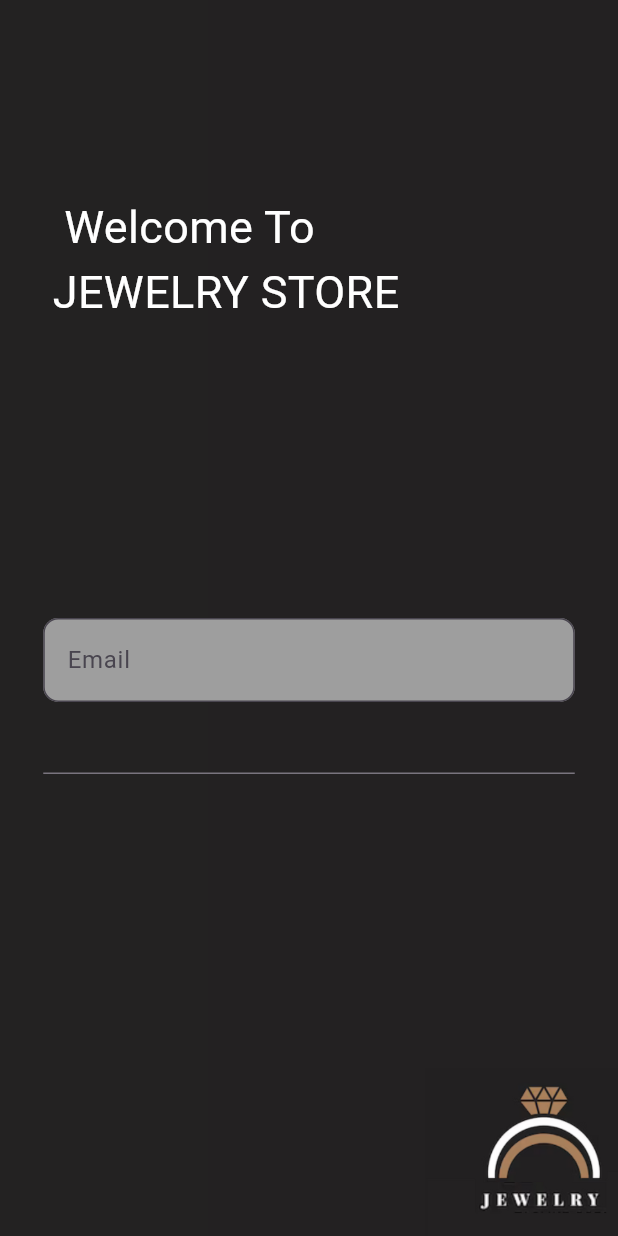
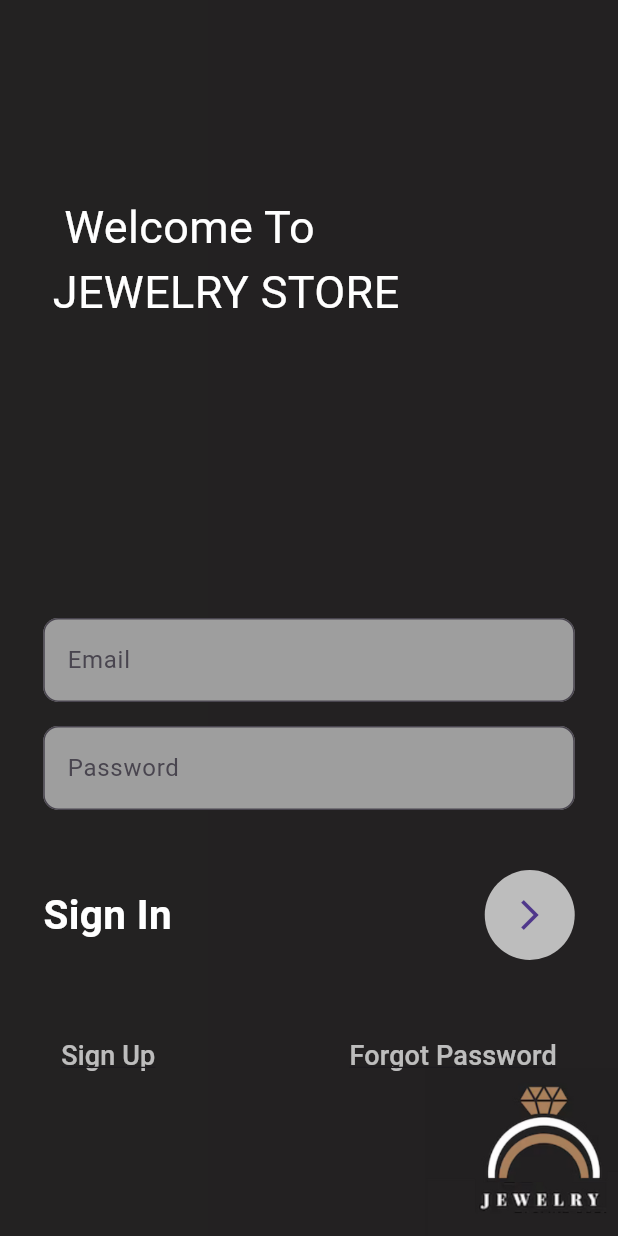
Before and after one commit to LaibaRazi/LoginPagesFrontEnd, a Flutter app: the screen it shows after launch, on a phone screen of 412 x 824 dp. Run offline on Flutter 3.47's test engine with Material 3 defaults, Android fonts, the phone set to English and light mode, and no system bars.

Commit message:
design updates

```diff
--- a/lib/login.dart
+++ b/lib/login.dart
@@ -24,7 +24,8 @@ class _MyLoginState extends State<MyLogin> {
                 color: Colors.white , fontSize: 30
               ),),
             ),
-            Container(
+            SingleChildScrollView(
+              child: Container(
                 padding: EdgeInsets.only(top: MediaQuery.of(context).size.height*0.5,left: MediaQuery.of(context).size.width*0.07
                     ,right: MediaQuery.of(context).size.width*0.07),
                 child: Column(
@@ -39,8 +40,57 @@ class _MyLoginState extends State<MyLogin> {
                         )
                       ),
                     ),
-                  TextField()
+                    const SizedBox(height: 16),
+                    TextField(
+                      obscureText: true,
+                      decoration: InputDecoration(
+                        fillColor: Colors.grey,
+                        filled: true,
+                        hintText: "Password",
+                        border: OutlineInputBorder(
+                          borderRadius: BorderRadius.circular(10)
+                        )
+                      ),
+                    ),
+                    SizedBox(height: 40,),
+                    Row(
+                      mainAxisAlignment: MainAxisAlignment.spaceBetween,
+                      children: [
+                        Text('Sign In',style: TextStyle(
+                          fontSize: 27, fontWeight: FontWeight.w700 ,color: Colors.white
+                        ),
+                        ),
+                        CircleAvatar(
+                          radius: 30,
+                          backgroundColor: Colors.white70,
+                          child: IconButton(onPressed:(){},
+                              icon: Icon(Icons.arrow_forward_ios)),
+
+                        )
                       ],
+                    ),
+                    SizedBox(height: 40
+                      ,),
+                    Row(
+                      mainAxisAlignment: MainAxisAlignment.spaceBetween,
+                      children: [
+                        TextButton(onPressed: (){}, child: Text('Sign Up',style: TextStyle(
+                            decoration:TextDecoration.underline ,
+                            fontSize: 18,
+                            color: Colors.white70
+                        ),
+                        ),
+                        ),
+                        TextButton(onPressed: (){},
+                            child: Text('Forgot Password',style: TextStyle(
+                                decoration:TextDecoration.underline ,
+                                fontSize: 18,
+                                color: Colors.white70
+                            ),))
+                      ],
+                    )
+                  ],
+                ),
               ),
             )
           ],
```
Also changed, not shown: lib/register.dart (added). Lines whose indentation alone changed are shown as unchanged.
